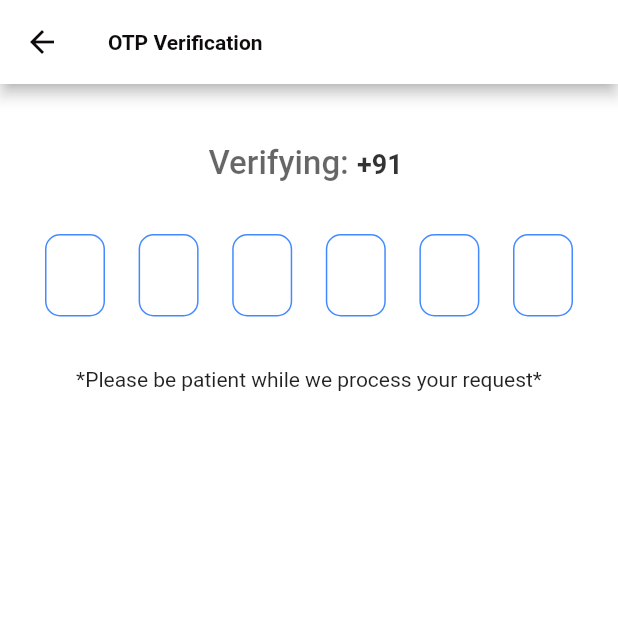
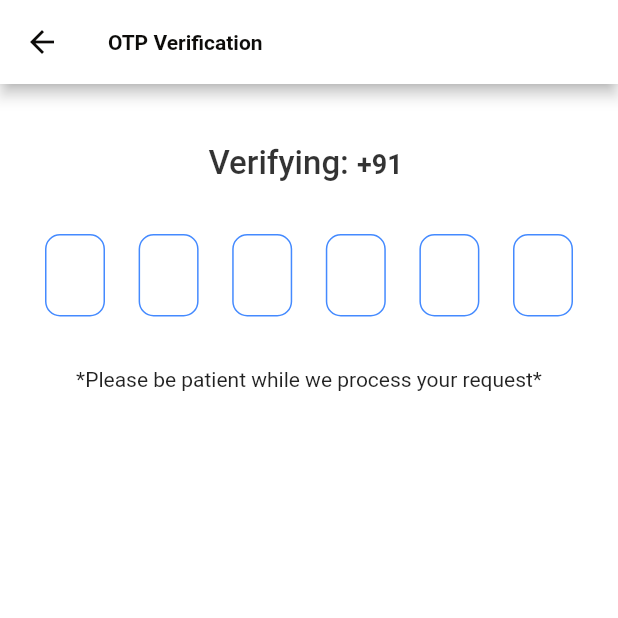
Before and after one commit to Ishwam-Garg/NewsUserAppUiUpdated, a Flutter app: the screen it shows after launch, after a tap on "Next", on a phone screen of 412 x 824 dp, the top half of it. Run offline on Flutter 3.47's test engine with Material 2 defaults, Android fonts, the phone set to English and light mode, and no system bars; our stand-ins replace auto_size_text, cached_network_image, cloud_firestore, eva_icons_flutter, firebase_auth, firebase_core and 9 more; accounts and stored records are empty; network calls fail; project files that could hold a hidden picture were left out.

Commit message:
Dark theme issue fixed

```diff
--- a/lib/Screens/PageControllerScreen.dart
+++ b/lib/Screens/PageControllerScreen.dart
@@ -68,7 +68,7 @@ class _PageControllerScreenState extends State<PageControllerScreen> {
         builder: (context, ThemeNotifier notifier, child) {
           return MaterialApp(
             debugShowCheckedModeBanner: false,
-            theme: notifier.darkTheme ? dark : light,
+            theme: notifier.darkTheme ? light : dark,
             home: DefaultTabController(
               length: 12,
               child: Scaffold(
@@ -155,7 +155,7 @@ class _PageControllerScreenState extends State<PageControllerScreen> {
                                         children: [
                                           Icon(notifier.darkTheme ? EvaIcons.moonOutline : EvaIcons.sunOutline),
                                           SizedBox(width: 10,),
-                                          Text(notifier.darkTheme ? 'Dark Mode': 'Light Mode'),
+                                          Text(notifier.darkTheme ? 'Light Mode':'Dark Mode' ),
                                         ],
                                       ),
                                     ),
--- a/lib/Screens/otp.dart
+++ b/lib/Screens/otp.dart
@@ -37,9 +37,10 @@ class _OTPScreenState extends State<OTPScreen> {
             child: Center(
               child: RichText(
                 text: TextSpan(
+                  style: TextStyle(color: Theme.of(context).textTheme.subtitle1!.color),
                   children: [
-                    TextSpan(text: 'Verifying: ',style: TextStyle(fontSize: 22,fontWeight: FontWeight.w500,color: Colors.black.withOpacity(0.6))),
-                    TextSpan(text: '+91 '+ widget.phone.toString(),style: TextStyle(fontSize: 18,fontWeight: FontWeight.bold,color: Colors.black.withOpacity(0.8))),
+                    TextSpan(text: 'Verifying: ',style: TextStyle(fontSize: 22,fontWeight: FontWeight.w500)),
+                    TextSpan(text: '+91 '+ widget.phone.toString(),style: TextStyle(fontSize: 18,fontWeight: FontWeight.bold)),
                   ]
                 ),
               ),
--- a/lib/Theme.dart
+++ b/lib/Theme.dart
@@ -14,6 +14,8 @@ ThemeData light = ThemeData(
   textTheme: TextTheme(
     headline6: TextStyle(color: Colors.black),
     caption: TextStyle(color: Colors.white54),
+    subtitle1: TextStyle(color: Colors.black.withOpacity(0.8)),
+    subtitle2: TextStyle(color: Colors.black.withOpacity(0.6)),
   ),
   appBarTheme: AppBarTheme(
     backgroundColor: Colors.white,
@@ -57,6 +59,8 @@ ThemeData dark = ThemeData(
   textTheme: TextTheme(
     headline6: TextStyle(color: Colors.white),
     caption: TextStyle(color: Colors.white54),
+    subtitle1: TextStyle(color: Colors.black.withOpacity(0.8)),
+    subtitle2: TextStyle(color: Colors.black.withOpacity(0.6)),
   ),
   appBarTheme: AppBarTheme(
     textTheme: TextTheme(
--- a/lib/main.dart
+++ b/lib/main.dart
@@ -21,7 +21,6 @@ void main() async {
   } else {
     runApp(MaterialApp(
       debugShowCheckedModeBanner: false,
-      theme: ThemeNotifier().darkTheme ? dark : light,
       home: PageControllerScreen(),
     ));
   }
```
Also changed, not shown: 1 other file.
